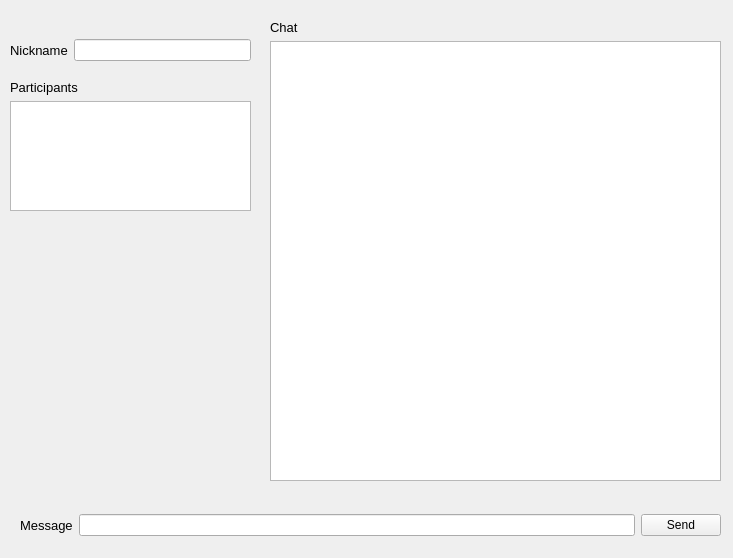
Old version of the form IM/application-uic/im_form.ui in the repository FrancoChiappori/qt-workshop.
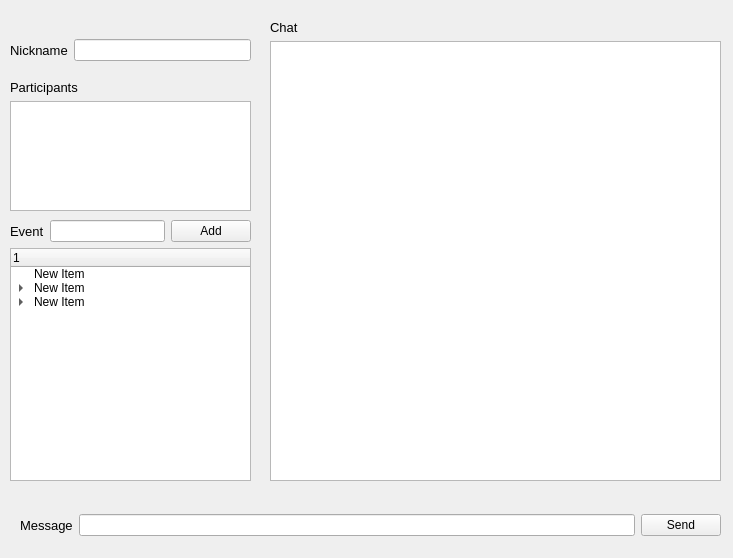
New version of the form.

Patch:
```diff
--- a/IM/application-uic/im_form.ui
+++ b/IM/application-uic/im_form.ui
@@ -141,6 +141,92 @@
     </item>
    </layout>
   </widget>
+  <widget class="QWidget" name="verticalLayoutWidget_3">
+   <property name="geometry">
+    <rect>
+     <x>10</x>
+     <y>220</y>
+     <width>241</width>
+     <height>261</height>
+    </rect>
+   </property>
+   <layout class="QVBoxLayout" name="verticalLayout_3">
+    <item>
+     <layout class="QHBoxLayout" name="horizontalLayout_4">
+      <item>
+       <widget class="QLabel" name="EventsLabel">
+        <property name="font">
+         <font>
+          <pointsize>10</pointsize>
+         </font>
+        </property>
+        <property name="text">
+         <string>Event</string>
+        </property>
+       </widget>
+      </item>
+      <item>
+       <widget class="QLineEdit" name="Event"/>
+      </item>
+      <item>
+       <widget class="QPushButton" name="AddEvent">
+        <property name="text">
+         <string>Add</string>
+        </property>
+       </widget>
+      </item>
+     </layout>
+    </item>
+    <item>
+     <layout class="QVBoxLayout" name="verticalLayout_4">
+      <item>
+       <widget class="QTreeWidget" name="treeWidget">
+        <column>
+         <property name="text">
+          <string>1</string>
+         </property>
+        </column>
+        <item>
+         <property name="text">
+          <string>New Item</string>
+         </property>
+        </item>
+        <item>
+         <property name="text">
+          <string>New Item</string>
+         </property>
+         <item>
+          <property name="text">
+           <string>ssdsdsd</string>
+          </property>
+          <item>
+           <property name="text">
+            <string>sa</string>
+           </property>
+           <item>
+            <property name="text">
+             <string>dsadd</string>
+            </property>
+           </item>
+          </item>
+         </item>
+        </item>
+        <item>
+         <property name="text">
+          <string>New Item</string>
+         </property>
+         <item>
+          <property name="text">
+           <string>sadasdasd</string>
+          </property>
+         </item>
+        </item>
+       </widget>
+      </item>
+     </layout>
+    </item>
+   </layout>
+  </widget>
  </widget>
  <resources/>
  <connections/>
```
